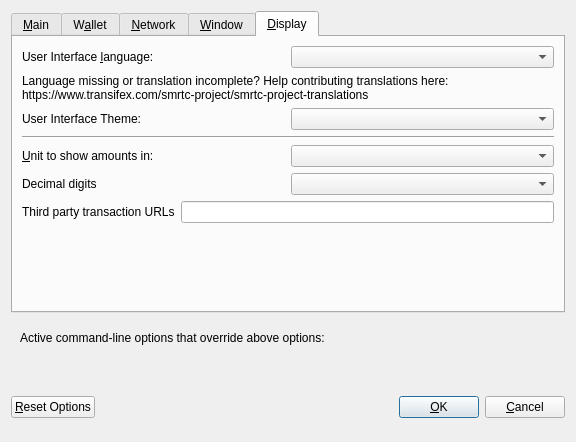
Above: src/qt/forms/optionsdialog.ui from CryptoCashBack-Hub/CCBC before the change. Below: the same form after it.
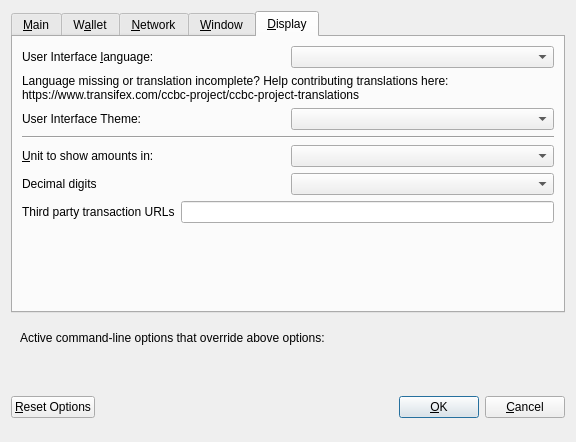
That is the form after the change. The open tabs and pages were chosen to show the change. Custom widgets are drawn as their Qt base class.

What changed in the file:
```diff
--- a/src/qt/forms/optionsdialog.ui
+++ b/src/qt/forms/optionsdialog.ui
@@ -473,7 +473,7 @@
          </property>
          <property name="text">
           <string>Language missing or translation incomplete? Help contributing translations here:
-https://www.transifex.com/smrtc-project/smrtc-project-translations</string>
+https://www.transifex.com/ccbc-project/ccbc-project-translations</string>
          </property>
          <property name="wordWrap">
           <bool>true</bool>
```
